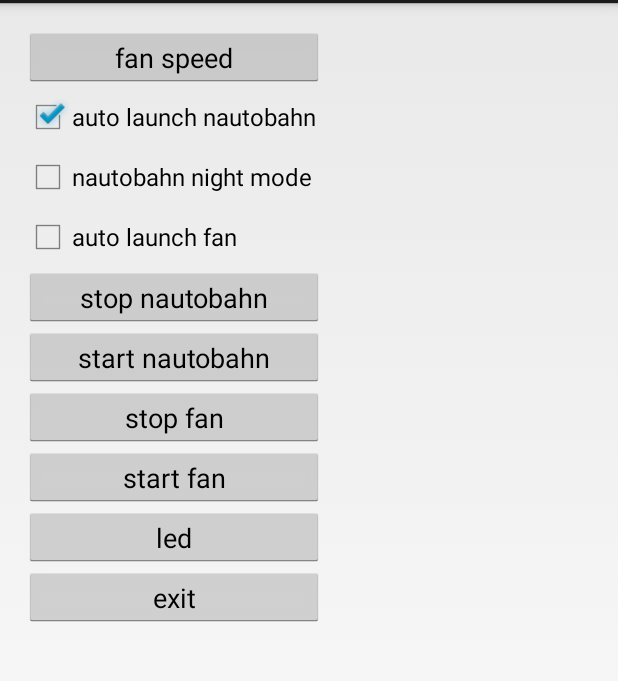
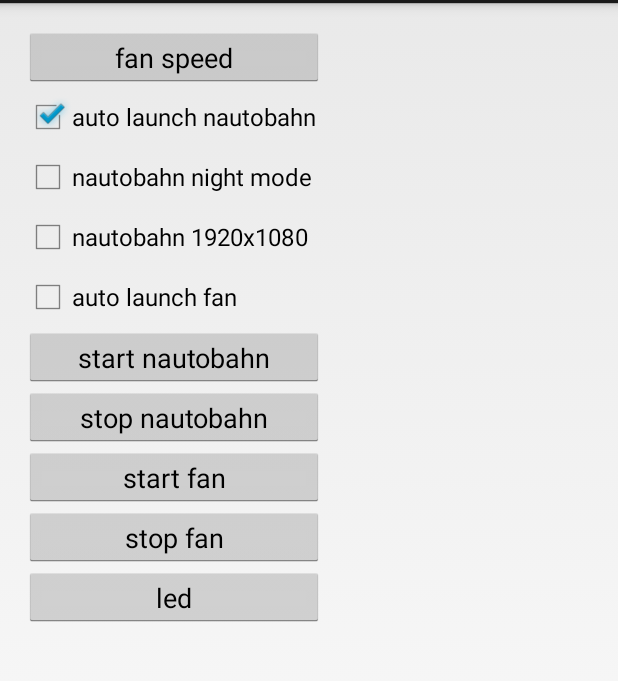
Before and after one commit to jsvirzi/RocketLauncher, an Android app: the screen it shows after launch (MainActivity), after a tap on "start nautobahn", on a phone screen of 412 x 824 dp, the part 69-750 px from its top. Run offline under Robolectric (Android 15) with nearby library versions, the phone set to English and light mode, and no system bars; libraries missing offline, so code that uses them is left out: com.nauto.apis; 4 statements that could not run were skipped; 2 other taps on this screen came first.

Commit message:
adding CSV file for Nautobahn configuration. not finished

```diff
--- a/app/src/main/java/com/mam/lambo/rocketlauncher/MainActivity.java
+++ b/app/src/main/java/com/mam/lambo/rocketlauncher/MainActivity.java
@@ -32,6 +32,7 @@ public class MainActivity extends Activity implements MediaPlayer.OnCompletionLi
     private static final String TAG = "RocketLauncher";
     private CheckBox checkBoxAutoLaunchNautobahn;
     private CheckBox checkBoxNightModeNautobahn;
+    private CheckBox checkBoxHdModeNautobahn;
     private Button buttonExit;
     private Button buttonStartNautobahn;
     private Button buttonStopNautobahn;
@@ -54,6 +55,18 @@ public class MainActivity extends Activity implements MediaPlayer.OnCompletionLi
         "sound3.mp3",
     };
 
+    class NautobahnConfigurationParameters {
+        int resolutionMode; /* 0 = 1280x720, 1 = 1920x1080 */
+        int nightMode; /* 0 = normal mode, 1 = night mode */
+
+        NautobahnConfigurationParameters() {
+            resolutionMode = 0;
+            nightMode = 0;
+        }
+    };
+
+    NautobahnConfigurationParameters nautobahnConfigurationParameters = new NautobahnConfigurationParameters();
+
     /* these need to be in lock-step with *sounds* */
     private int[] soundIndex = new int[] {
         R.raw.sound0,
@@ -74,8 +87,15 @@ public class MainActivity extends Activity implements MediaPlayer.OnCompletionLi
             String msg = String.format("error reading file [%s]", nautobahnFile.getName());
             Log.e(TAG, msg, ex);
         }
-        intent.putExtra("mode", line);
+        intent.putExtra("resolution", nautobahnConfigurationParameters.resolutionMode);
+        intent.putExtra("night", nautobahnConfigurationParameters.nightMode);
         startActivity(intent);
+    }
+
+    private void writeNautobahnConfigurationFile(NautobahnConfigurationParameters nautobahnConfigurationParameters) {
+    }
+
+    NautobahnConfigurationParameters readNautobahnConfigurationFile(File file) {
     }
 
     public void stopNautobahn() {
@@ -211,6 +231,8 @@ public class MainActivity extends Activity implements MediaPlayer.OnCompletionLi
 
         checkBoxNightModeNautobahn = (CheckBox) findViewById(R.id.nightModeNautobahn);
 
+        checkBoxHdModeNautobahn = (CheckBox) findViewById(R.id.hdModeNautobahn);
+
         checkBoxAutoLaunchNautobahn = (CheckBox) findViewById(R.id.autoLaunchNautobahn);
         checkBoxAutoLaunchNautobahn.setChecked(autoLaunchingNautobahn());
         checkBoxAutoLaunchNautobahn.setOnClickListener(new View.OnClickListener() {
--- a/app/src/main/res/layout/activity_main.xml
+++ b/app/src/main/res/layout/activity_main.xml
@@ -40,8 +40,22 @@
         <CheckBox
             android:layout_width="200sp"
             android:layout_height="40sp"
+            android:text="nautobahn 1920x1080"
+            android:id="@+id/hdModeNautobahn"
+            />
+
+        <CheckBox
+            android:layout_width="200sp"
+            android:layout_height="40sp"
             android:text="auto launch fan"
             android:id="@+id/autoLaunchFan"
+            />
+
+        <Button
+            android:layout_width="200sp"
+            android:layout_height="40sp"
+            android:text="start nautobahn"
+            android:id="@+id/startNautobahn"
             />
 
         <Button
@@ -54,8 +68,8 @@
         <Button
             android:layout_width="200sp"
             android:layout_height="40sp"
-            android:text="start nautobahn"
-            android:id="@+id/startNautobahn"
+            android:text="start fan"
+            android:id="@+id/startFan"
             />
 
         <Button
@@ -63,13 +77,6 @@
             android:layout_height="40sp"
             android:text="stop fan"
             android:id="@+id/stopFan"
-            />
-
-        <Button
-            android:layout_width="200sp"
-            android:layout_height="40sp"
-            android:text="start fan"
-            android:id="@+id/startFan"
             />
 
         <Button
```
Also changed, not shown: app/src/main/java/com/mam/lambo/utils/CsvFile.java (added, +57 -0 lines).
